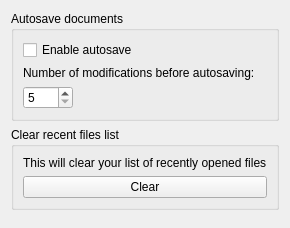
pencil2d/pencil, file app/ui/filespage.ui: the form before one commit.
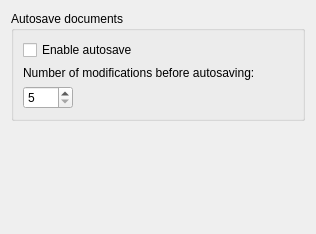
The form after the commit.

Commit message: Clean up - Remove the "clear recent file" in preference since it's in file menu now. - Revert connection changes - Change the timeline length input box from textbox to spinbox

```diff
--- a/app/ui/filespage.ui
+++ b/app/ui/filespage.ui
@@ -2,6 +2,14 @@
 <ui version="4.0">
  <class>FilesPage</class>
  <widget class="QWidget" name="FilesPage">
+  <property name="geometry">
+   <rect>
+    <x>0</x>
+    <y>0</y>
+    <width>316</width>
+    <height>234</height>
+   </rect>
+  </property>
   <layout class="QVBoxLayout" name="mainLayout">
    <item>
     <widget class="QGroupBox" name="autosaveBox">
@@ -48,34 +56,17 @@
      </layout>
     </widget>
    </item>
-   <item>
-    <widget class="QGroupBox" name="clearRecentFilesBox">
-     <property name="title">
-      <string comment="Clear Recent Files (Preference)">Clear recent files list</string>
-     </property>
-     <layout class="QVBoxLayout" name="clearRecentChangesLay">
-      <item>
-       <widget class="QLabel" name="clearRecentFilesLbl">
-        <property name="text">
-         <string comment="Clear Recent Files (Preference)">This will clear your list of recently opened files</string>
-        </property>
-       </widget>
-      </item>
-      <item>
-       <widget class="QPushButton" name="clearRecentFilesBtn">
-        <property name="text">
-         <string comment="Clear Recent Files (Preference)">Clear</string>
-        </property>
-       </widget>
-      </item>
-     </layout>
-    </widget>
-   </item>
    <item>
     <spacer name="verticalSpacer">
      <property name="orientation">
       <enum>Qt::Vertical</enum>
      </property>
+     <property name="sizeHint" stdset="0">
+      <size>
+       <width>0</width>
+       <height>0</height>
+      </size>
+     </property>
     </spacer>
    </item>
   </layout>
```
Left out of the diff: 51 changed lines with no effect on the pictures. The commit also changes 8 other files.
